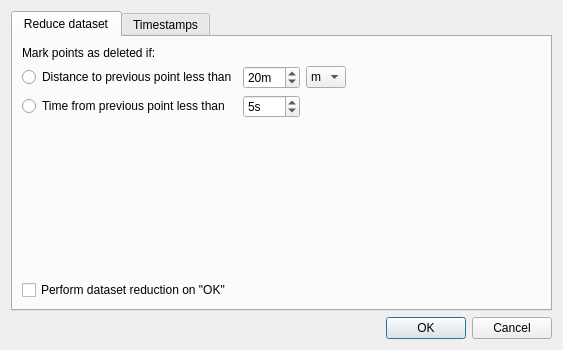
Before: the Qt Designer form src/IDlgTrackFilter.ui in ntruchsess/QLandkarteGT, drawn with Qt 5.
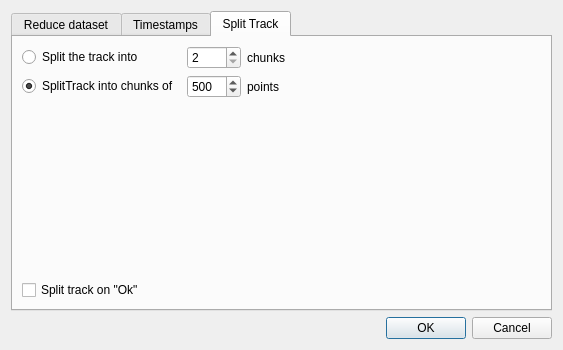
After: the same form once the commit is applied. The open tabs and pages were chosen to show the change.

Commit message: add split track to track filter

```diff
--- a/src/IDlgTrackFilter.ui
+++ b/src/IDlgTrackFilter.ui
@@ -306,6 +306,104 @@
        </item>
       </layout>
      </widget>
+     <widget class="QWidget" name="tab">
+      <attribute name="title">
+       <string>Split Track</string>
+      </attribute>
+      <layout class="QVBoxLayout" name="verticalLayout_4">
+       <item>
+        <layout class="QGridLayout" name="gridLayout_4">
+         <item row="0" column="0">
+          <widget class="QRadioButton" name="radioSplitChunks">
+           <property name="text">
+            <string>Split the track into </string>
+           </property>
+          </widget>
+         </item>
+         <item row="0" column="1">
+          <widget class="QSpinBox" name="spinSplitChunks">
+           <property name="minimum">
+            <number>2</number>
+           </property>
+          </widget>
+         </item>
+         <item row="0" column="2">
+          <widget class="QLabel" name="label_2">
+           <property name="text">
+            <string>chunks</string>
+           </property>
+          </widget>
+         </item>
+         <item row="1" column="0">
+          <widget class="QRadioButton" name="radioSplitPoints">
+           <property name="text">
+            <string>SplitTrack into chunks of </string>
+           </property>
+           <property name="checked">
+            <bool>true</bool>
+           </property>
+          </widget>
+         </item>
+         <item row="1" column="1">
+          <widget class="QSpinBox" name="spinSplitPoints">
+           <property name="minimum">
+            <number>100</number>
+           </property>
+           <property name="maximum">
+            <number>1000</number>
+           </property>
+           <property name="singleStep">
+            <number>100</number>
+           </property>
+           <property name="value">
+            <number>500</number>
+           </property>
+          </widget>
+         </item>
+         <item row="1" column="2">
+          <widget class="QLabel" name="label">
+           <property name="text">
+            <string>points</string>
+           </property>
+          </widget>
+         </item>
+         <item row="0" column="3">
+          <spacer name="horizontalSpacer_4">
+           <property name="orientation">
+            <enum>Qt::Horizontal</enum>
+           </property>
+           <property name="sizeHint" stdset="0">
+            <size>
+             <width>40</width>
+             <height>20</height>
+            </size>
+           </property>
+          </spacer>
+         </item>
+        </layout>
+       </item>
+       <item>
+        <spacer name="verticalSpacer_3">
+         <property name="orientation">
+          <enum>Qt::Vertical</enum>
+         </property>
+         <property name="sizeHint" stdset="0">
+          <size>
+           <width>20</width>
+           <height>40</height>
+          </size>
+         </property>
+        </spacer>
+       </item>
+       <item>
+        <widget class="QCheckBox" name="checkSplitTrack">
+         <property name="text">
+          <string>Split track on &quot;Ok&quot;</string>
+         </property>
+        </widget>
+       </item>
+      </layout>
+     </widget>
     </widget>
    </item>
    <item>
```
The commit also changes 2 other files.
